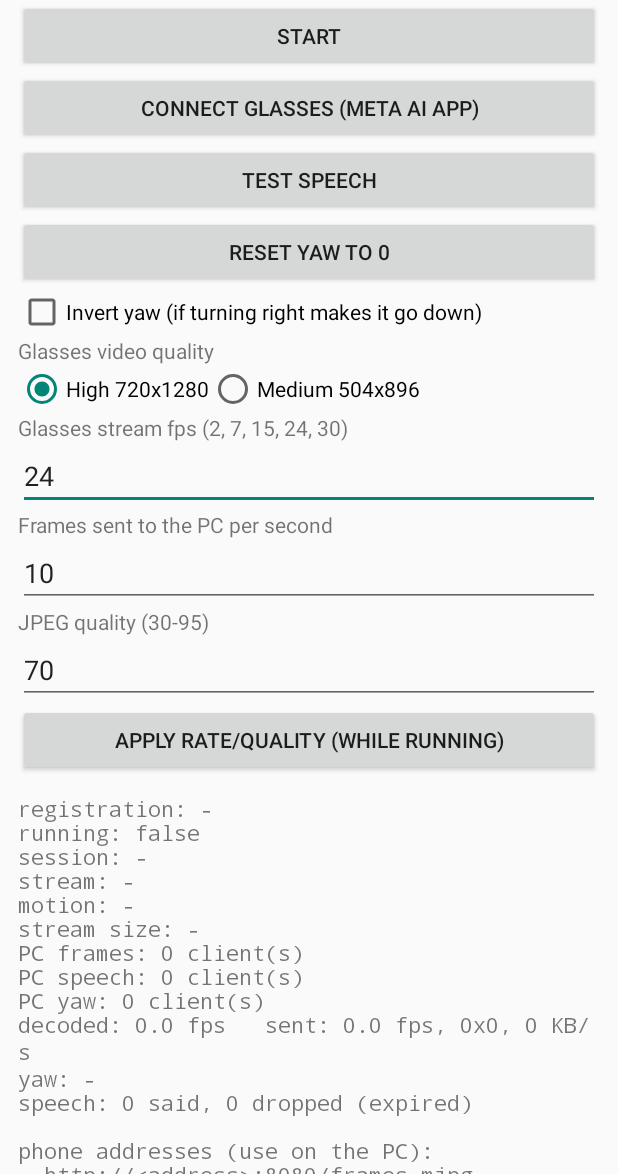
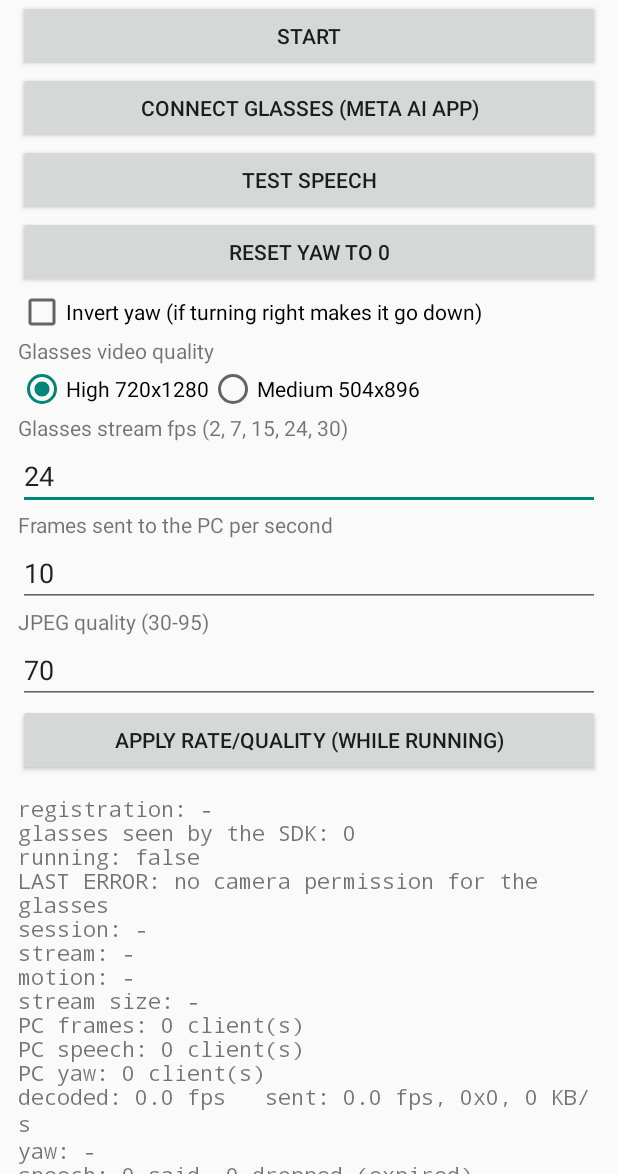
Before and after one commit to KrispChips/sign-nav, an Android app: the screen it shows after launch (MainActivity), after a tap on "START", on a phone screen of 412 x 824 dp, the part 62-1236 px from its top. Run offline under Robolectric (Android 15) with nearby library versions, the phone set to English and light mode, and no system bars; libraries missing offline, so code that uses them is left out: com.meta.wearable; 9 statements that could not run were skipped.

Commit message:
Android app: show why the glasses session doesn't start
- the last error stays on the status screen; PC reconnect attempts no longer flood the log
- status shows the registration state and how many glasses the SDK sees
- Start refuses (and says why) when the SDK isn't initialized or the app isn't registered
- a session that fails to open or ends is retried every 4 s while running

Co-Authored-By: Claude Opus 5.5 <noreply@anthropic.com>
Claude-Session: https://claude.ai/code/session_01KwUh6Q9VYpmGsVkq6UrZGY

```diff
--- a/android/app/src/main/java/com/signnav/live/AppLog.kt
+++ b/android/app/src/main/java/com/signnav/live/AppLog.kt
@@ -13,9 +13,19 @@ object AppLog {
     add(msg)
   }
 
+  /** The latest error, shown on the status screen so it can't scroll away. */
+  @Volatile var lastError: String? = null
+    private set
+
   fun e(msg: String, t: Throwable? = null) {
     Log.e(TAG, msg, t)
+    lastError = msg
     add("ERROR $msg")
+  }
+
+  /** Logcat only (noisy things like the PC reconnecting). */
+  fun d(msg: String) {
+    Log.d(TAG, msg)
   }
 
   private fun add(msg: String) {
--- a/android/app/src/main/java/com/signnav/live/MainActivity.kt
+++ b/android/app/src/main/java/com/signnav/live/MainActivity.kt
@@ -23,6 +23,7 @@ import com.meta.wearable.dat.camera.types.VideoQuality
 import com.meta.wearable.dat.core.Wearables
 import com.meta.wearable.dat.core.types.Permission
 import com.meta.wearable.dat.core.types.PermissionStatus
+import com.meta.wearable.dat.core.types.RegistrationState
 import kotlin.coroutines.resume
 import kotlinx.coroutines.CancellableContinuation
 import kotlinx.coroutines.delay
@@ -46,6 +47,7 @@ class MainActivity : ComponentActivity() {
   private lateinit var mjpegFps: EditText
   private lateinit var jpegQuality: EditText
   private var registration = "-"
+  private var devices = 0
 
   private val androidPermissions =
       registerForActivityResult(RequestMultiplePermissions()) { result ->
@@ -87,6 +89,9 @@ class MainActivity : ComponentActivity() {
     lifecycleScope.launch {
       Wearables.registrationState.collect { registration = it.toString() }
     }
+    lifecycleScope.launch {
+      Wearables.devices.collect { devices = it.size }
+    }
   }
 
   private suspend fun ensureCameraPermission(): Boolean {
@@ -111,6 +116,14 @@ class MainActivity : ComponentActivity() {
       return
     }
     applySettings()
+    if (!sdkInitialized) {
+      AppLog.e("the glasses SDK isn't initialized: allow the Bluetooth permission (app settings)")
+      return
+    }
+    if (registration != RegistrationState.REGISTERED.toString()) {
+      AppLog.e("not registered ($registration): tap 'Connect glasses' and confirm in the Meta AI app first")
+      return
+    }
     lifecycleScope.launch {
       if (!ensureCameraPermission()) {
         AppLog.e("no camera permission for the glasses")
@@ -146,8 +159,10 @@ class MainActivity : ComponentActivity() {
     val sp = LiveSession.speech
     val lines = mutableListOf(
         "registration: $registration",
+        "glasses seen by the SDK: $devices",
         "running: ${LiveSession.running}",
     )
+    AppLog.lastError?.let { lines += "LAST ERROR: $it" }
     LiveSession.status().forEach { (k, v) -> lines += "$k: $v" }
     lines += "decoded: %.1f fps   sent: %.1f fps, %dx%d, %.0f KB/s".format(
         decFps, encFps, f.width, f.height, encFps * f.lastJpegBytes / 1024.0)
```
Also changed, not shown: android/app/src/main/java/com/signnav/live/Glasses.kt (+44 -2 lines), android/app/src/main/java/com/signnav/live/Servers.kt (+5 -2 lines).
